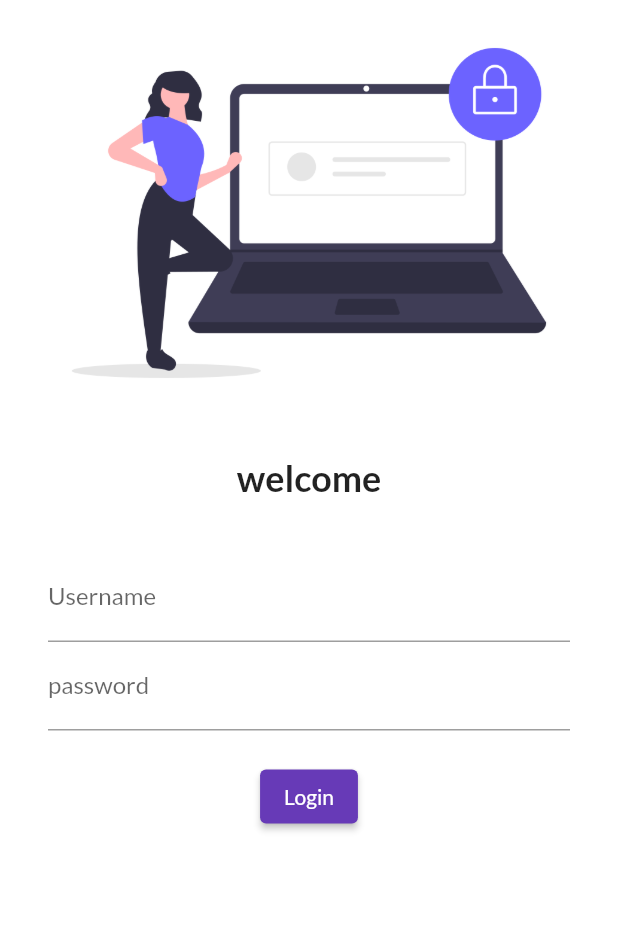
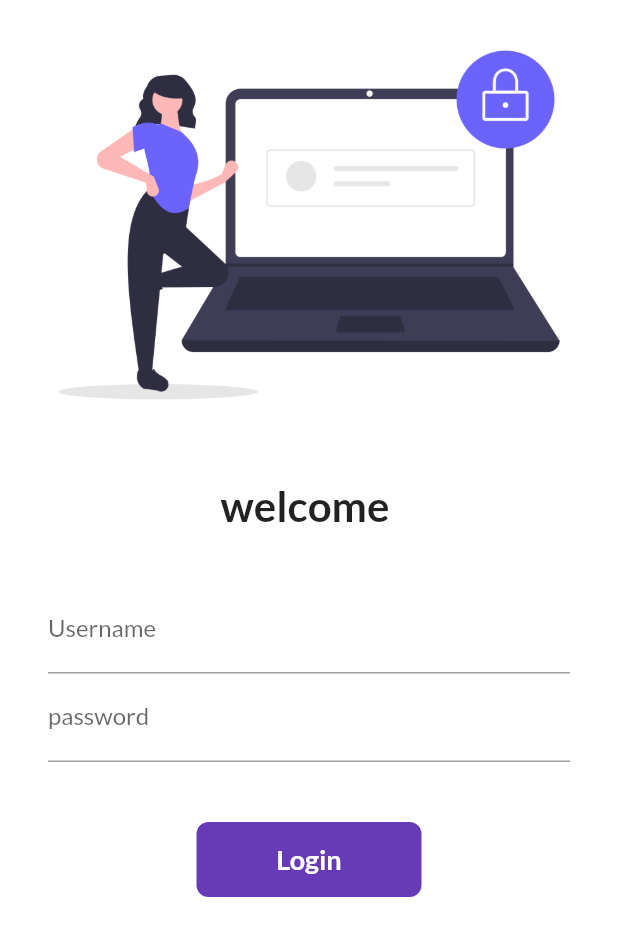
Before and after one commit to sahilsshaikh/flutter, a Flutter app: the screen it shows after launch, on a phone screen of 412 x 824 dp. Shown: the top 936 px of the screen. Run offline on Flutter 3.47's test engine with Material 2 defaults, Android fonts, the phone set to English and light mode, and no system bars; our stand-ins replace google_fonts.

Commit message:
day 6 completed

```diff
--- a/lib/main.dart
+++ b/lib/main.dart
@@ -1,6 +1,7 @@
 import 'package:flutter/material.dart';
 import 'package:flutter_catalog/pages/home_page.dart';
 import 'package:flutter_catalog/pages/login_page.dart';
+import 'package:flutter_catalog/utils/routes.dart';
 import 'package:google_fonts/google_fonts.dart';
 
   void main(){
@@ -15,19 +16,19 @@ import 'package:google_fonts/google_fonts.dart';
   Widget build(BuildContext context) {
      return MaterialApp(
       themeMode: ThemeMode.light,
-      theme: ThemeData(
+      theme:  ThemeData(
         primarySwatch: Colors.deepPurple,
         fontFamily: GoogleFonts.lato().fontFamily,
-
       ),
+      debugShowCheckedModeBanner:false ,
       darkTheme: ThemeData(
         brightness: Brightness.dark
       ),
 
       routes:{
         "/":(context) => LoginPage(),
-        "/home":(context) => HomePage(),
-        "/login":(context) => LoginPage(),
+        MyRoutes.homeRoute:(context) => HomePage(),
+        MyRoutes.loginRoute:(context) => LoginPage(),
 
       },
    );
--- a/lib/pages/login_page.dart
+++ b/lib/pages/login_page.dart
@@ -1,23 +1,35 @@
 import 'package:flutter/material.dart';
+import 'package:flutter_catalog/utils/routes.dart';
 
-class LoginPage extends StatelessWidget {
+class LoginPage extends StatefulWidget {
+  @override
+  State<LoginPage> createState() => _LoginPageState();
+}
+
+class _LoginPageState extends State<LoginPage> {
+
+  String name ="";
+  bool changeButton =false;
   @override
   Widget build(BuildContext context) {
     return Material(
       color: Colors.white,
+       child: SingleChildScrollView(
          child: Column(
              children:[
           Image.asset(
           "assets/images/login_image.png",
           fit: BoxFit.cover,
+          height: 300,
           ),
            SizedBox(
             height: 20.0,
            ),
           Text(
-          "welcome",
+            "welcome $name",
           style: TextStyle(
-          fontSize:24,fontWeight: FontWeight.bold,
+            fontSize:28,
+            fontWeight: FontWeight.bold,
             ),
            ),
            SizedBox(
@@ -32,6 +44,10 @@ class LoginPage extends StatelessWidget {
                 hintText:"Enter username",
                 labelText: "Username",
                 ),
+                onChanged: (value){
+                  name =value;
+                 setState(() {});
+                },
              ),
              TextFormField(
               obscureText:true ,
@@ -41,17 +57,46 @@ class LoginPage extends StatelessWidget {
                 ),
              ),
              SizedBox(
-            height: 20.0,
+              height: 40.0,
             ),
-          ElevatedButton(
-            child: Text("Login"),
-            style: TextButton.styleFrom(),
-            onPressed:(){
-              print("Hi codepur");
-            } ,
-          )],),
+            InkWell(
+              onTap: () async {
+
+                setState(() {
+                  changeButton =true;
+                });
+                await Future.delayed(Duration(seconds: 1));
+                 Navigator.pushNamed(context, MyRoutes.homeRoute);
+              },
+              child: AnimatedContainer(
+                duration: Duration(seconds: 1),
+                width: changeButton? 50: 150,
+                height: 50,
+
+                alignment: Alignment.center,
+                child: changeButton?Icon(Icons.done,color:Colors.white,)
+                 :Text(
+                  "Login",
+                  style: TextStyle(
+                    color: Colors.white, fontWeight:FontWeight.bold,fontSize: 18,),
+                ),
+                decoration: BoxDecoration(
+                   color: Colors.deepPurple,
+                   borderRadius: BorderRadius.circular(changeButton?50:8),
+                ),
+              ),
+            )
+            // ElevatedButton(
+            //   child: Text("Login"),
+            //   style: TextButton.styleFrom(minimumSize:Size(150, 40)),
+            //   onPressed:(){
+            //     Navigator.pushNamed(context, MyRoutes.homeRoute);
+            //   } ,
+            // )
+            ],),
            )
              ],
+           ),
        ));
   }
 }
--- /dev/null
+++ b/lib/utils/routes.dart
@@ -0,0 +1,4 @@
+class MyRoutes{
+  static String loginRoute ="/login";
+  static String homeRoute ="/home";
+}
```
Lines whose indentation alone changed are shown as unchanged.
